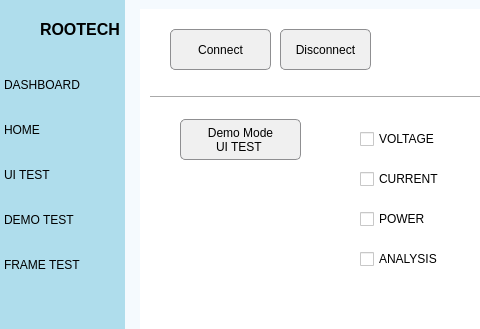
The window that dashboard.ui (badpooh/Vision) describes before a commit, drawn with Qt 5; both pictures show x 91 to 571 and y 0 to 329 of the 1414 by 731 pixel window.
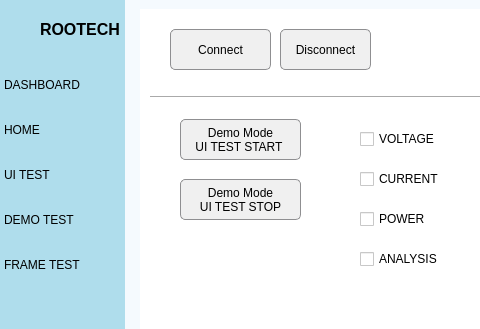
The same window after the commit. Icons and pictures are not drawn.

```diff
--- a/dashboard.ui
+++ b/dashboard.ui
@@ -678,7 +678,7 @@
            </property>
            <property name="text">
             <string>Demo Mode 
-UI TEST </string>
+UI TEST START </string>
            </property>
           </widget>
           <widget class="QCheckBox" name="checkBox_voltage">
@@ -746,6 +746,32 @@
             <string>Debug Button</string>
            </property>
           </widget>
+          <widget class="QPushButton" name="btn_demo_mode_ui_test_2">
+           <property name="geometry">
+            <rect>
+             <x>40</x>
+             <y>170</y>
+             <width>121</width>
+             <height>41</height>
+            </rect>
+           </property>
+           <property name="styleSheet">
+            <string notr="true">QPushButton {
+        border: 1px solid #8f8f91;
+        border-radius: 5px;
+        background-color: #f0f0f0;
+        padding: 5px;
+    }
+
+QPushButton:pressed {
+        background-color: #d0d0d0;
+    }</string>
+           </property>
+           <property name="text">
+            <string>Demo Mode 
+UI TEST STOP</string>
+           </property>
+          </widget>
          </widget>
          <widget class="QWidget" name="frame_test_page">
           <widget class="QPushButton" name="btn_select_webcam">
```
